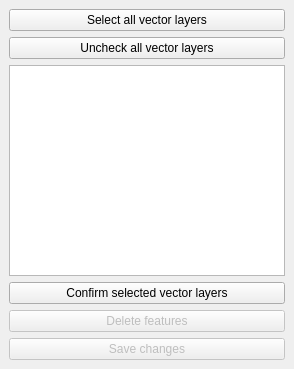
Old version of the form vector_rubber_dockwidget_base.ui in the repository NB34911/Vector-Rubber-plugin-for-QGIS.
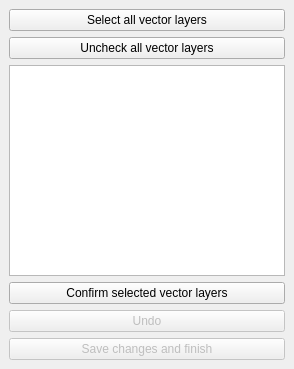
New version of the form.

The edit to the form file:
```diff
--- a/vector_rubber_dockwidget_base.ui
+++ b/vector_rubber_dockwidget_base.ui
@@ -47,7 +47,7 @@
          <bool>false</bool>
         </property>
         <property name="text">
-         <string>Delete features</string>
+         <string>Undo</string>
         </property>
        </widget>
       </item>
@@ -57,7 +57,7 @@
          <bool>false</bool>
         </property>
         <property name="text">
-         <string>Save changes</string>
+         <string>Save changes and finish</string>
         </property>
        </widget>
       </item>
```
Left out of the diff: 2 changed lines with no effect on the pictures.
